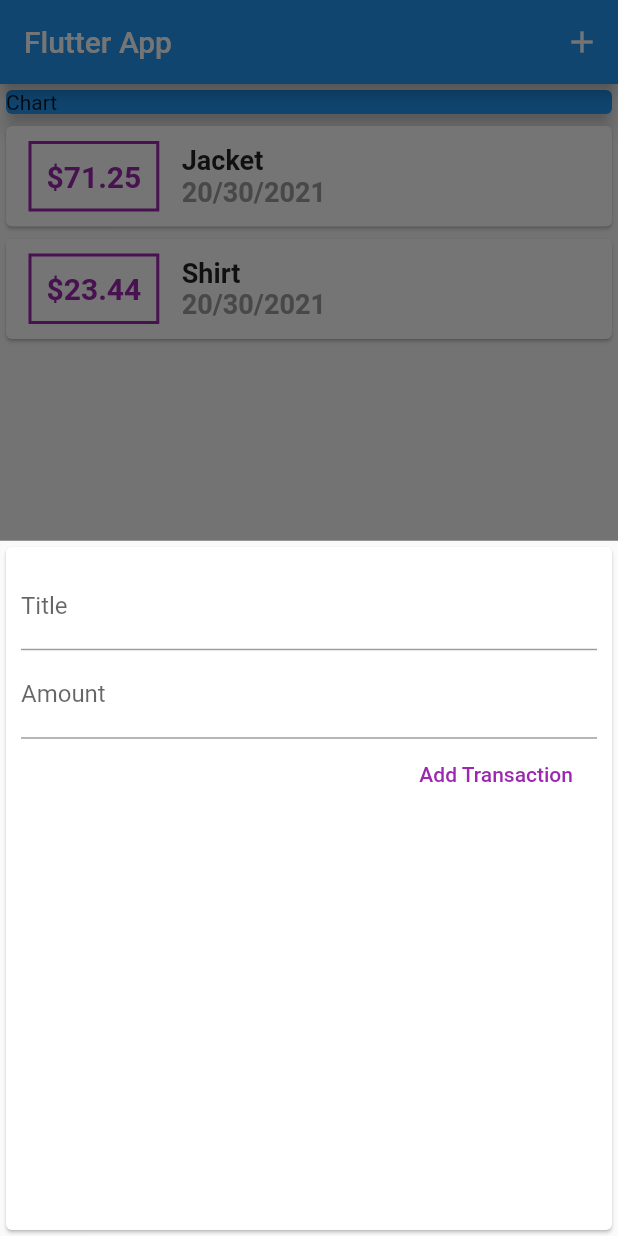
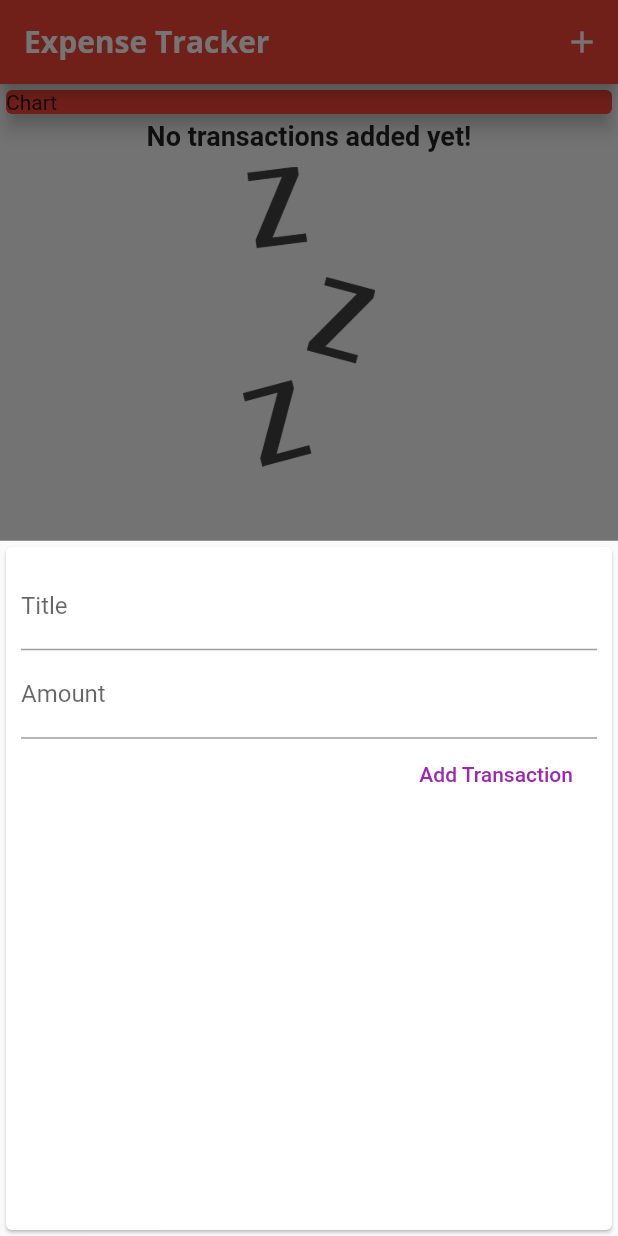
Before and after one commit to valdrinkuchi/expenses, a Flutter app: the screen it shows after launch, after a tap on the "add" icon, on a phone screen of 412 x 824 dp. Run offline on Flutter 3.47's test engine with Material 2 defaults, Android fonts, the phone set to English and light mode, and no system bars; Roboto replaces fonts that are missing (Opensen).

Commit message:
Styling the transaction list

```diff
--- a/lib/main.dart
+++ b/lib/main.dart
@@ -1,6 +1,5 @@
 import 'package:expenses/widgets/new_transaction.dart';
 import 'package:expenses/widgets/transaction_list.dart';
-import 'package:flutter/gestures.dart';
 import 'package:flutter/material.dart';
 import 'package:expenses/models/transaction.dart';
 
@@ -13,11 +12,23 @@ class MyApp extends StatelessWidget {
   @override
   Widget build(BuildContext context) {
     return MaterialApp(
-      title: 'Flutter Demo',
+      title: 'Expenses',
       theme: ThemeData(
-        primarySwatch: Colors.blue,
-        visualDensity: VisualDensity.adaptivePlatformDensity,
-      ),
+          primarySwatch: Colors.red,
+          visualDensity: VisualDensity.adaptivePlatformDensity,
+          fontFamily: 'Quicksand',
+          textTheme: ThemeData.light().textTheme.copyWith(
+                headline6: TextStyle(
+                    fontFamily: 'Opensen',
+                    fontWeight: FontWeight.bold,
+                    fontSize: 18),
+              ),
+          appBarTheme: AppBarTheme(
+              textTheme: ThemeData.light().textTheme.copyWith(
+                  headline6: TextStyle(
+                      fontFamily: 'Opensans',
+                      fontSize: 20,
+                      fontWeight: FontWeight.bold)))),
       home: MyHomePage(),
     );
   }
@@ -30,18 +41,18 @@ class MyHomePage extends StatefulWidget {
 
 class _MyHomePageState extends State<MyHomePage> {
   final List<Transaction> _userTransactions = [
-    Transaction(
-      id: '1',
-      title: 'Jacket',
-      amount: 71.25,
-      date: DateTime.now(),
-    ),
-    Transaction(
-      id: '2',
-      title: 'Shirt',
-      amount: 23.44,
-      date: DateTime.now(),
-    )
+    // Transaction(
+    //   id: '1',
+    //   title: 'Jacket',
+    //   amount: 71.25,
+    //   date: DateTime.now(),
+    // ),
+    // Transaction(
+    //   id: '2',
+    //   title: 'Shirt',
+    //   amount: 23.44,
+    //   date: DateTime.now(),
+    // )
   ];
   void _addNewTransaction(String title, double amount) {
     final newTx = Transaction(
@@ -74,13 +85,14 @@ class _MyHomePageState extends State<MyHomePage> {
   Widget build(BuildContext context) {
     return Scaffold(
       appBar: AppBar(
+        title: Text("Expense Tracker"),
+        backgroundColor: Colors.red,
         actions: <Widget>[
           IconButton(
             icon: Icon(Icons.add),
             onPressed: () => _startAddNewTransaction(context),
           )
         ],
-        title: Text('Flutter App'),
       ),
       floatingActionButtonLocation: FloatingActionButtonLocation.centerFloat,
       floatingActionButton: FloatingActionButton(
@@ -95,7 +107,7 @@ class _MyHomePageState extends State<MyHomePage> {
             Container(
               width: double.infinity,
               child: Card(
-                color: Colors.blue,
+                color: Theme.of(context).primaryColor,
                 child: Text('Chart'),
                 elevation: 5,
               ),
--- a/lib/widgets/new_transaction.dart
+++ b/lib/widgets/new_transaction.dart
@@ -1,9 +1,18 @@
 import 'package:flutter/material.dart';
 
-class NewTransaction extends StatelessWidget {
+class NewTransaction extends StatefulWidget {
+  final Function addTx;
+
+  NewTransaction(this.addTx);
+
+  @override
+  _NewTransactionState createState() => _NewTransactionState();
+}
+
+class _NewTransactionState extends State<NewTransaction> {
   final titleController = TextEditingController();
+
   final amountController = TextEditingController();
-  final Function addTx;
 
   void submmitData() {
     final enteredTitle = titleController.text;
@@ -11,13 +20,14 @@ class NewTransaction extends StatelessWidget {
     if (enteredTitle.isEmpty || enteredAmount <= 0) {
       return;
     }
-    addTx(
+    widget.addTx(
       titleController.text,
       double.parse(amountController.text),
     );
+
+    Navigator.of(context).pop();
   }
 
-  NewTransaction(this.addTx);
   @override
   Widget build(BuildContext context) {
     return Card(
--- a/lib/widgets/transaction_list.dart
+++ b/lib/widgets/transaction_list.dart
@@ -10,40 +10,51 @@ class TransactionList extends StatelessWidget {
   Widget build(BuildContext context) {
     return Container(
       height: 300,
-      child: ListView.builder(
+      child: transactions.isEmpty
+          ? Column(
+              children: <Widget>[
+                Text('No transactions added yet!',
+                    style: Theme.of(context).textTheme.headline6),
+                SizedBox(
+                  height: 10,
+                ),
+                Container(
+                  height: 200,
+                  child: Image.asset('assets/images/waiting.png'),
+                )
+              ],
+            )
+          : ListView.builder(
               itemBuilder: (context, index) {
                 return Card(
                   child: Row(
                     children: <Widget>[
                       Container(
-                  margin: EdgeInsets.symmetric(vertical: 10, horizontal: 15),
+                        margin:
+                            EdgeInsets.symmetric(vertical: 10, horizontal: 15),
                         decoration: BoxDecoration(
                           border: Border.all(
-                      color: Colors.purple,
+                            color: Theme.of(context).primaryColor,
                             width: 2,
                           ),
                         ),
                         padding: EdgeInsets.all(10),
-                  child:
-                      Text('\$${transactions[index].amount.toStringAsFixed(2)}',
+                        child: Text(
+                            '\$${transactions[index].amount.toStringAsFixed(2)}',
                             style: TextStyle(
                               fontWeight: FontWeight.bold,
                               fontSize: 20,
-                            color: Colors.purple,
+                              color: Theme.of(context).primaryColor,
                             )),
                       ),
                       Column(
                         crossAxisAlignment: CrossAxisAlignment.start,
                         children: <Widget>[
+                          Text(transactions[index].title,
+                              style: Theme.of(context).textTheme.headline6),
                           Text(
-                      transactions[index].title,
-                      style: TextStyle(
-                        fontSize: 18,
-                        fontWeight: FontWeight.bold,
-                      ),
-                    ),
-                    Text(
-                      DateFormat('dd/mm/yyyy').format(transactions[index].date),
+                            DateFormat('dd/mm/yyyy')
+                                .format(transactions[index].date),
                             style: TextStyle(
                               fontSize: 18,
                               fontWeight: FontWeight.bold,
```
Also changed, not shown: pubspec.yaml (+14 -13 lines), assets/fonts/OpenSans-Bold.ttf (added), assets/fonts/OpenSans-Regular.ttf (added), assets/fonts/Quicksand-Bold.ttf (added), assets/fonts/Quicksand-Light.ttf (added), assets/fonts/Quicksand-Medium.ttf (added), assets/fonts/Quicksand-Regular.ttf (added), assets/images/waiting.png (added). Lines whose indentation alone changed are shown as unchanged.
